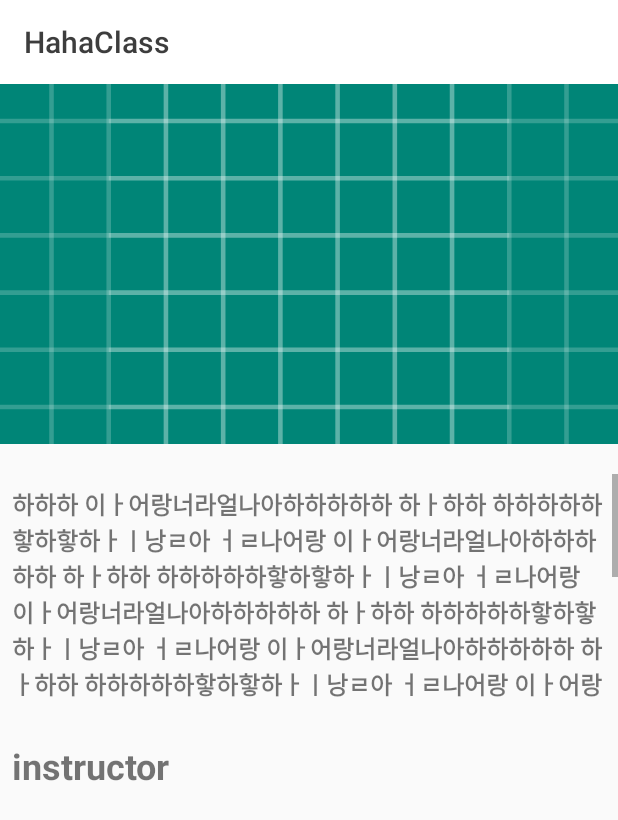
After one commit to JianKim86/HahaClass, an Android app: the PIntroActivity screen opened directly, with no data from a screen before it, on a phone screen of 412 x 824 dp. The commit adds this screen. Shown: the top 820 px of the screen. Run offline under Robolectric (Android 15) with nearby library versions, the phone set to English and light mode, and no system bars.

Commit message:
20190214

```diff
--- a/app/build.gradle
+++ b/app/build.gradle
@@ -17,7 +17,7 @@ android {
         }
     }
 
-    dataBinding{
+    dataBinding {
         enabled = true
     }
 
@@ -35,4 +35,6 @@ dependencies {
     implementation 'com.android.support:cardview-v7:28.0.0'
     implementation 'com.squareup.picasso:picasso:2.71828'
     implementation 'com.github.bumptech.glide:glide:4.8.0'
+    implementation 'de.hdodenhof:circleimageview:3.0.0'
+    implementation 'com.android.support:cardview-v7:28.0.0'
 }
--- a/app/src/main/AndroidManifest.xml
+++ b/app/src/main/AndroidManifest.xml
@@ -38,7 +38,8 @@
             android:label="@string/title_activity_login" />
         <activity
             android:name=".AccountActivity"
-            android:label="@string/title_activity_account"></activity>
+            android:label="@string/title_activity_account" />
+        <activity android:name=".PIntroActivity"></activity>
     </application>
 
 </manifest>
--- /dev/null
+++ b/app/src/main/java/com/jian86_android/hahaclass/PIntroActivity.java
@@ -0,0 +1,34 @@
+package com.jian86_android.hahaclass;
+
+import android.support.annotation.NonNull;
+import android.support.design.widget.NavigationView;
+import android.support.v4.widget.DrawerLayout;
+import android.support.v7.app.AppCompatActivity;
+import android.os.Bundle;
+import android.support.v7.widget.Toolbar;
+import android.view.MenuItem;
+
+public class PIntroActivity extends AppCompatActivity {
+    private Toolbar toolbar;
+    private NavigationView navMenu;
+    private DrawerLayout drawerLayout;
+    @Override
+    protected void onCreate(Bundle savedInstanceState) {
+        super.onCreate(savedInstanceState);
+        setContentView(R.layout.activity_pintro);
+        toolbar =findViewById(R.id.toolbar_t);
+        setSupportActionBar(toolbar);
+        navMenu =findViewById(R.id.nav_menu);
+        drawerLayout =findViewById(R.id.drawer_layout);
+        navMenu.setNavigationItemSelectedListener(new NavigationView.OnNavigationItemSelectedListener() {
+            @Override
+            public boolean onNavigationItemSelected(@NonNull MenuItem menuItem) {
+                switch (menuItem.getItemId()){
+                //Todo: 아이탬 연결
+                }//switch
+                drawerLayout.closeDrawer(navMenu,true);
+                return false;
+            }//onNavigationItemSelected
+        });//listener
+    }
+}
--- /dev/null
+++ b/app/src/main/res/layout/activity_pintro.xml
@@ -0,0 +1,150 @@
+<?xml version="1.0" encoding="utf-8"?>
+<android.support.v4.widget.DrawerLayout xmlns:android="http://schemas.android.com/apk/res/android"
+    xmlns:app="http://schemas.android.com/apk/res-auto"
+    xmlns:tools="http://schemas.android.com/tools"
+    android:id="@+id/drawer_layout"
+    android:layout_width="match_parent"
+    android:layout_height="match_parent"
+    tools:context=".PIntroActivity">
+    <android.support.design.widget.CoordinatorLayout
+        android:layout_width="match_parent"
+        android:layout_height="match_parent"
+        xmlns:android="http://schemas.android.com/apk/res/android"
+        xmlns:app="http://schemas.android.com/apk/res-auto"
+        xmlns:tools="http://schemas.android.com/tools"
+        tools:context=".PIntroActivity"
+        >
+        <android.support.design.widget.AppBarLayout
+            android:id="@+id/appbar_layout"
+            android:layout_width="match_parent"
+            android:layout_height="wrap_content"
+            android:theme="@style/AppTheme.Applayout"
+            app:elevation="0dp"
+            >
+            <android.support.v7.widget.Toolbar
+                android:id="@+id/toolbar_t"
+                android:layout_width="match_parent"
+                android:layout_height="?attr/actionBarSize"
+                android:minHeight="0dp"
+                app:theme="@style/ToolbarTheme"
+                ></android.support.v7.widget.Toolbar>
+
+        </android.support.design.widget.AppBarLayout>
+        <ScrollView
+            android:layout_width="match_parent"
+            android:layout_height="wrap_content"
+            android:layout_marginTop="?attr/actionBarSize"
+            >
+            <LinearLayout
+                android:layout_width="match_parent"
+                android:layout_height="wrap_content"
+                android:orientation="vertical">
+                <RelativeLayout
+                    android:layout_width="match_parent"
+                    android:layout_height="240dp">
+
+                    <ImageView
+                        android:clickable="true"
+                        android:id="@+id/iv_introimg"
+                        android:layout_width="match_parent"
+                        android:layout_height="240dp"
+                        android:layout_alignParentStart="true"
+                        android:layout_alignParentTop="true"
+                        android:scaleType="centerCrop"
+                        android:src="@drawable/ic_launcher_background" />
+                    <ImageView
+                        android:id="@+id/iv_edit"
+                        android:layout_width="30dp"
+                        android:layout_height="30dp"
+                        android:src="@android:drawable/ic_menu_camera"
+                        android:layout_alignParentBottom="true"
+                        android:layout_centerHorizontal="true"
+                        android:visibility="gone"
+                        />
+                </RelativeLayout>
+                <ScrollView
+                    android:layout_width="match_parent"
+                    android:layout_height="150dp"
+                    android:layout_marginTop="20dp"
+                    android:layout_marginBottom="20dp">
+                    <LinearLayout
+                        android:layout_width="match_parent"
+                        android:layout_height="match_parent"
+                        android:orientation="vertical"
+                        android:clickable="true">
+                        <TextView
+                            android:clickable="true"
+                            android:layout_width="match_parent"
+                            android:layout_height="wrap_content"
+                            android:padding="8dp"
+                            android:textSize="16sp"
+                            android:text="하하하
+이ㅏ어랑너라얼나아하하하하하
+하ㅏ하하
+하하하하하핳하핳하ㅏㅣ낭ㄹ아
+ㅓㄹ나어랑
+이ㅏ어랑너라얼나아하하하하하
+하ㅏ하하
+하하하하하핳하핳하ㅏㅣ낭ㄹ아
+ㅓㄹ나어랑
+이ㅏ어랑너라얼나아하하하하하
+하ㅏ하하
+하하하하하핳하핳하ㅏㅣ낭ㄹ아
+ㅓㄹ나어랑
+이ㅏ어랑너라얼나아하하하하하
+하ㅏ하하
+하하하하하핳하핳하ㅏㅣ낭ㄹ아
+ㅓㄹ나어랑
+이ㅏ어랑너라얼나아하하하하하
+하ㅏ하하
+하하하하하핳하핳하ㅏㅣ낭ㄹ아
+ㅓㄹ나어랑
+이ㅏ어랑너라얼나아하하하하하
+하ㅏ하하
+하하하하하핳하핳하ㅏㅣ낭ㄹ아
+ㅓㄹ나어랑
+이ㅏ어랑너라얼나아하하하하하
+하ㅏ하하
+하하하하하핳하핳하ㅏㅣ낭ㄹ아
+ㅓㄹ나어랑
+이ㅏ어랑너라얼나아하하하하하
+하ㅏ하하
+하하하하하핳하핳하ㅏㅣ낭ㄹ아
+ㅓㄹ나어랑
+이ㅏ어랑너라얼나아하하하하하
+하ㅏ하하
+하하하하하핳하핳하ㅏㅣ낭ㄹ아
+ㅓㄹ나어랑"
+                            android:textStyle="bold"
+                            />
+                    </LinearLayout>
+                </ScrollView>
+
+                <TextView
+                    android:layout_width="match_parent"
+                    android:layout_height="wrap_content"
+                    android:text="instructor"
+                    android:textSize="24sp"
+                    android:padding="8dp"
+                    android:textStyle="bold"/>
+                <ListView
+                    android:id="@+id/lv_instructor"
+                    android:layout_width="match_parent"
+                    android:layout_height="match_parent"></ListView>
+            </LinearLayout>
+
+    </ScrollView>
+    </android.support.design.widget.CoordinatorLayout>
+
+    <android.support.design.widget.NavigationView
+        android:id="@+id/nav_menu"
+        android:layout_width="match_parent"
+        android:layout_height="match_parent"
+        android:layout_gravity="start"
+        app:headerLayout="@layout/nav_header"
+        app:menu="@menu/nav_menu"
+        />
+
+
+
+</android.support.v4.widget.DrawerLayout>
--- a/app/src/main/res/menu/nav_menu.xml
+++ b/app/src/main/res/menu/nav_menu.xml
@@ -1,4 +1,14 @@
 <?xml version="1.0" encoding="utf-8"?>
 <menu xmlns:android="http://schemas.android.com/apk/res/android">
+    <item android:id="@+id/item1"
+        android:title="내계정"
+        >
+    </item>
+    <item android:id="@+id/item2"
+    android:title="비밀번호 변경"/>
+    <item android:id="@+id/item3"
+        android:title="내 활동 로그 관리"/>
+    <item android:id="@+id/item4"
+        android:title="문의하기"/>
 
 </menu>
```
Also changed, not shown: app/src/main/java/com/jian86_android/hahaclass/AccountActivity.java (+27 -7 lines), app/src/main/java/com/jian86_android/hahaclass/LoginActivity.java (+131 -77 lines), app/src/main/java/com/jian86_android/hahaclass/MainActivity.java (+8 -6 lines), app/src/main/java/com/jian86_android/hahaclass/UserInfo.java (+16 -13 lines), app/src/main/res/layout/activity_main.xml (+5 -5 lines), app/src/main/res/layout/nav_header.xml (+27 -5 lines), app/src/main/res/layout/pintro_list_item.xml (added, +55 -0 lines).
